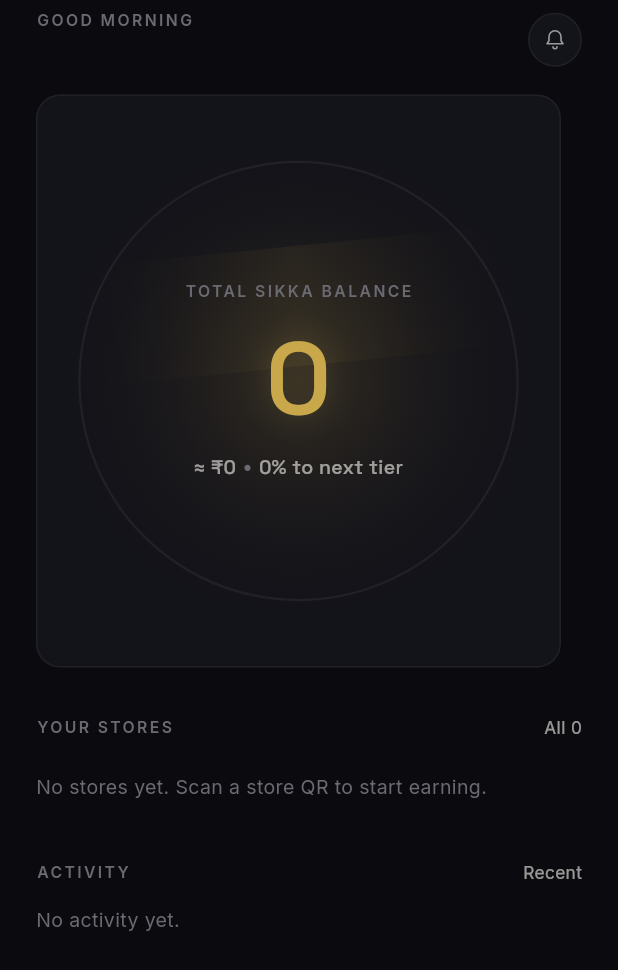
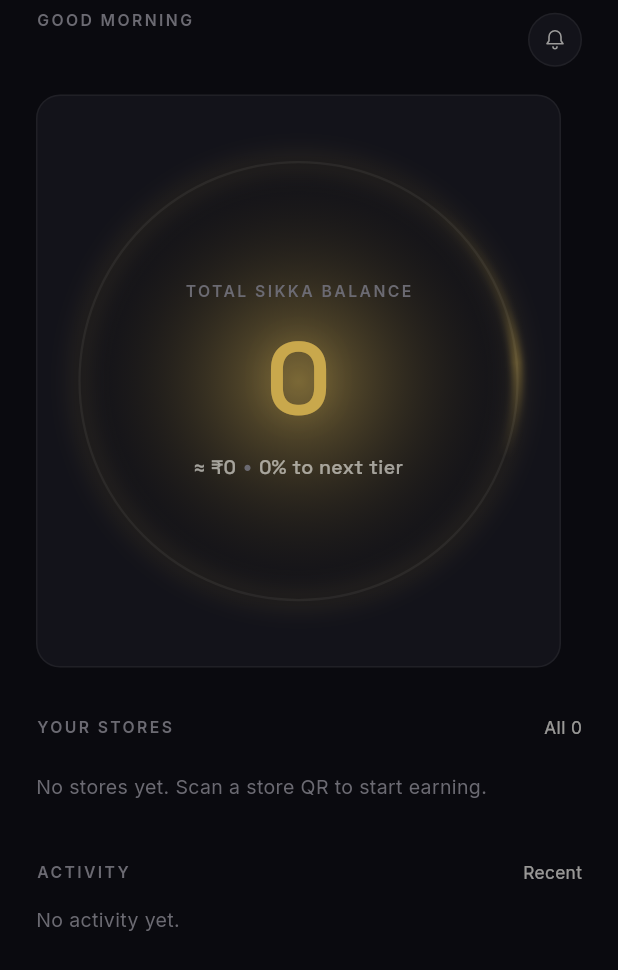
Before and after one commit to vishalmeti/sikka-flutter, a Flutter app: the HomeScreen screen opened directly, on a phone screen of 412 x 824 dp. Shown: the top 970 px of the screen. Run offline on Flutter 3.47's test engine with Material 3 defaults, Android fonts, the phone set to English and light mode, and no system bars; our stand-ins replace google_fonts, shared_preferences; accounts and stored records are empty.

Commit message:
Enhance HomeScreen with staggered animations and refactor HeroBalanceCard
- Introduced `FadeSlideIn` widget for staggered entrance animations on HomeScreen components.
- Updated HomeScreen to utilize `FadeSlideIn` for balance card, section headers, and activity rows.
- Refactored `HeroBalanceCard` to improve animation handling and display logic.
- Added `_StreakPill` widget to replace the previous streak display logic with animated effects.

```diff
--- a/lib/features/customer/screens/home_screen.dart
+++ b/lib/features/customer/screens/home_screen.dart
@@ -82,17 +82,29 @@ class _HomeScreenState extends State<HomeScreen> {
       crossAxisAlignment: CrossAxisAlignment.start,
       children: [
         const SizedBox(height: 8),
-        HeroBalanceCard(
+        FadeSlideIn(
+          delay: const Duration(milliseconds: 60),
+          child: HeroBalanceCard(
             coins: data.totalCoins,
             progress: data.overallProgress,
             redeemRate: data.redeemRate,
           ),
+        ),
         const SizedBox(height: 32),
-        _sectionHeader('Your Stores', trailing: 'All ${data.stores.length}'),
+        FadeSlideIn(
+          delay: const Duration(milliseconds: 220),
+          child: _sectionHeader(
+            'Your Stores',
+            trailing: 'All ${data.stores.length}',
+          ),
+        ),
         const SizedBox(height: 14),
         _buildStores(data.stores),
         const SizedBox(height: 32),
-        _sectionHeader('Activity', trailing: 'Recent'),
+        FadeSlideIn(
+          delay: const Duration(milliseconds: 360),
+          child: _sectionHeader('Activity', trailing: 'Recent'),
+        ),
         const SizedBox(height: 6),
         _buildActivity(data.activity),
       ],
@@ -112,13 +124,17 @@ class _HomeScreenState extends State<HomeScreen> {
         separatorBuilder: (_, __) => const SizedBox(width: 12),
         itemBuilder: (_, i) {
           final s = stores[i];
-          return StoreCard(
+          return FadeSlideIn(
+            delay: Duration(milliseconds: 260 + i * 90),
+            offset: 24,
+            child: StoreCard(
               store: StoreCardData(
                 name: s.name,
                 tier: s.tier,
                 coins: s.coins,
                 progress: s.tierProgress,
                 visits: s.visits,
+              ),
             ),
           );
         },
@@ -131,17 +147,22 @@ class _HomeScreenState extends State<HomeScreen> {
       return _emptyHint('No activity yet.');
     }
     return Column(
-      children: activity
-          .map((a) => ActivityRow(
+      children: [
+        for (var i = 0; i < activity.length; i++)
+          FadeSlideIn(
+            delay: Duration(milliseconds: 420 + i * 70),
+            offset: 12,
+            child: ActivityRow(
               activity: ActivityData(
-                  kind: a.kind,
-                  store: a.storeName ?? 'Sikka',
-                  amount: a.coinDelta.abs(),
-                  when: fmtRelativeTime(a.timestamp),
-                  sub: a.label,
+                kind: activity[i].kind,
+                store: activity[i].storeName ?? 'Sikka',
+                amount: activity[i].coinDelta.abs(),
+                when: fmtRelativeTime(activity[i].timestamp),
+                sub: activity[i].label,
               ),
-              ))
-          .toList(),
+            ),
+          ),
+      ],
     );
   }
 
@@ -168,37 +189,10 @@ class _HomeScreenState extends State<HomeScreen> {
           ),
           const Spacer(),
           if (data != null && data.streakDays > 0) ...[
-            _streakPill(data.streakDays),
+            _StreakPill(days: data.streakDays),
             const SizedBox(width: 8),
           ],
           const SkCircleButton(icon: SkIconData.bell),
-        ],
-      ),
-    );
-  }
-
-  Widget _streakPill(int days) {
-    return Container(
-      padding: const EdgeInsets.symmetric(horizontal: 10, vertical: 6),
-      decoration: BoxDecoration(
-        color: AppColors.successDim,
-        borderRadius: BorderRadius.circular(999),
-      ),
-      child: Row(
-        mainAxisSize: MainAxisSize.min,
-        children: [
-          const Icon(Icons.local_fire_department, size: 14, color: AppColors.coral),
-          const SizedBox(width: 5),
-          Text(
-            '$days',
-            style: TextStyle(
-              fontFamily: AppTypography.fontMono,
-              fontSize: 12,
-              fontWeight: FontWeight.w600,
-              color: AppColors.coral,
-              fontFeatures: const [FontFeature.tabularFigures()],
-            ),
-          ),
         ],
       ),
     );
@@ -260,3 +254,68 @@ class _HomeScreenState extends State<HomeScreen> {
     return 'GOOD EVENING';
   }
 }
+
+class _StreakPill extends StatefulWidget {
+  const _StreakPill({required this.days});
+
+  final int days;
+
+  @override
+  State<_StreakPill> createState() => _StreakPillState();
+}
+
+class _StreakPillState extends State<_StreakPill>
+    with SingleTickerProviderStateMixin {
+  late final AnimationController _flame = AnimationController(
+    vsync: this,
+    duration: const Duration(milliseconds: 1400),
+  )..repeat(reverse: true);
+
+  @override
+  void dispose() {
+    _flame.dispose();
+    super.dispose();
+  }
+
+  @override
+  Widget build(BuildContext context) {
+    return Container(
+      padding: const EdgeInsets.symmetric(horizontal: 10, vertical: 6),
+      decoration: BoxDecoration(
+        color: AppColors.successDim,
+        borderRadius: BorderRadius.circular(999),
+      ),
+      child: Row(
+        mainAxisSize: MainAxisSize.min,
+        children: [
+          AnimatedBuilder(
+            animation: _flame,
+            builder: (_, child) {
+              final t = Curves.easeInOut.transform(_flame.value);
+              return Transform.scale(
+                scale: 0.92 + t * 0.16,
+                child: Opacity(opacity: 0.85 + t * 0.15, child: child),
+              );
+            },
+            child: const Icon(
+              Icons.local_fire_department,
+              size: 14,
+              color: AppColors.coral,
+            ),
+          ),
+          const SizedBox(width: 5),
+          Text(
+            '${widget.days}',
+            style: TextStyle(
+              fontFamily: AppTypography.fontMono,
+              fontSize: 12,
+              fontWeight: FontWeight.w600,
+              color: AppColors.coral,
+              fontFeatures: const [FontFeature.tabularFigures()],
+            ),
+          ),
+        ],
+      ),
+    );
+  }
+}
--- a/lib/features/customer/widgets/hero_balance_card.dart
+++ b/lib/features/customer/widgets/hero_balance_card.dart
@@ -27,29 +27,34 @@ class HeroBalanceCard extends StatefulWidget {
 
 class _HeroBalanceCardState extends State<HeroBalanceCard>
     with SingleTickerProviderStateMixin {
-  late final AnimationController _spin;
+  // Lazy-initialized so hot reload across field changes stays safe.
+  late final AnimationController _beam = AnimationController(
+    vsync: this,
+    duration: const Duration(seconds: 6),
+  )..repeat();
+
+  int _displayedFrom = 0;
 
   @override
-  void initState() {
-    super.initState();
-    _spin = AnimationController(
-      vsync: this,
-      duration: const Duration(seconds: 12),
-    )..repeat();
+  void didUpdateWidget(covariant HeroBalanceCard oldWidget) {
+    super.didUpdateWidget(oldWidget);
+    if (oldWidget.coins != widget.coins) {
+      _displayedFrom = oldWidget.coins;
+    }
   }
 
   @override
   void dispose() {
-    _spin.dispose();
+    _beam.dispose();
     super.dispose();
   }
 
   int get _rupeeValue =>
       widget.redeemRate > 0 ? (widget.coins / widget.redeemRate).floor() : 0;
 
-  String get _progressLabel => widget.progress >= 1
+  String _progressLabel(double progress) => progress >= 1
       ? 'Top tier reached'
-      : '${(widget.progress * 100).round()}% to next tier';
+      : '${(progress * 100).round()}% to next tier';
 
   @override
   Widget build(BuildContext context) {
@@ -65,34 +70,16 @@ class _HeroBalanceCardState extends State<HeroBalanceCard>
       child: Stack(
         alignment: Alignment.center,
         children: [
-          // Radial gold glow
+          // Static radial gold glow (centered, circular).
           Positioned.fill(
             child: IgnorePointer(
               child: Container(
                 decoration: BoxDecoration(
                   gradient: RadialGradient(
                     center: Alignment.center,
-                    radius: 0.6,
-                    colors: [AppColors.goldDim, Colors.transparent],
-                  ),
-                ),
-              ),
-            ),
-          ),
-          // Shimmer band
-          Positioned(
-            left: -20,
-            right: -20,
-            top: 60,
-            child: Transform.rotate(
-              angle: -0.1,
-              child: Container(
-                height: 80,
-                decoration: BoxDecoration(
-                  gradient: LinearGradient(
+                    radius: 0.54,
                     colors: [
-                      Colors.transparent,
-                      AppColors.goldFaint,
+                      AppColors.goldDim.withValues(alpha: 0.55),
                       Colors.transparent,
                     ],
                   ),
@@ -100,37 +87,62 @@ class _HeroBalanceCardState extends State<HeroBalanceCard>
               ),
             ),
           ),
-          // Revolving progress arc
-          RotationTransition(
-            turns: _spin,
-            child: SizedBox(
+          // Ring + rotating sweep beam (animates with progress + spin).
+          TweenAnimationBuilder<double>(
+            tween: Tween(begin: 0, end: widget.progress.clamp(0, 1)),
+            duration: const Duration(milliseconds: 900),
+            curve: Curves.easeOutCubic,
+            builder: (_, animatedProgress, __) {
+              return AnimatedBuilder(
+                animation: _beam,
+                builder: (_, __) {
+                  return SizedBox(
                     width: 300,
                     height: 300,
                     child: CustomPaint(
-                painter: _ProgressArcPainter(
-                  progress: widget.progress,
+                      painter: _RingPainter(
+                        progress: animatedProgress,
+                        beamAngle: _beam.value * 2 * math.pi,
                         color: AppColors.gold,
                         bgColor: AppColors.border,
                       ),
                     ),
+                  );
+                },
+              );
+            },
           ),
-          ),
-          // Content
+          // Content.
           Column(
             mainAxisSize: MainAxisSize.min,
             children: [
               const SkLabel('Total Sikka Balance'),
               const SizedBox(height: 16),
-              SkBigNumber(
-                fmtNumber(widget.coins),
+              TweenAnimationBuilder<double>(
+                tween: Tween(
+                  begin: _displayedFrom.toDouble(),
+                  end: widget.coins.toDouble(),
+                ),
+                duration: const Duration(milliseconds: 1100),
+                curve: Curves.easeOutCubic,
+                builder: (_, value, __) {
+                  return SkBigNumber(
+                    fmtNumber(value.round()),
                     size: 68,
                     color: AppColors.gold,
                     shadows: [
                       Shadow(color: AppColors.goldDim, blurRadius: 24),
                     ],
+                  );
+                },
               ),
               const SizedBox(height: 16),
-              Row(
+              TweenAnimationBuilder<double>(
+                tween: Tween(begin: 0, end: widget.progress.clamp(0, 1)),
+                duration: const Duration(milliseconds: 900),
+                curve: Curves.easeOutCubic,
+                builder: (_, animatedProgress, __) {
+                  return Row(
                     mainAxisSize: MainAxisSize.min,
                     children: [
                       Text(
@@ -142,10 +154,12 @@ class _HeroBalanceCardState extends State<HeroBalanceCard>
                         style: TextStyle(color: AppColors.muted, fontSize: 13),
                       ),
                       Text(
-                    _progressLabel,
+                        _progressLabel(animatedProgress),
                         style: AppTypography.mono,
                       ),
                     ],
+                  );
+                },
               ),
             ],
           ),
@@ -155,14 +169,18 @@ class _HeroBalanceCardState extends State<HeroBalanceCard>
   }
 }
 
-class _ProgressArcPainter extends CustomPainter {
-  _ProgressArcPainter({
+/// Paints the balance ring: base circle, glow halo, progress arc, and a
+/// rotating "comet head" beam that travels along the ring.
+class _RingPainter extends CustomPainter {
+  _RingPainter({
     required this.progress,
+    required this.beamAngle,
     required this.color,
     required this.bgColor,
   });
 
   final double progress;
+  final double beamAngle;
   final Color color;
   final Color bgColor;
 
@@ -170,28 +188,62 @@ class _ProgressArcPainter extends CustomPainter {
   void paint(Canvas canvas, Size size) {
     final center = Offset(size.width / 2, size.height / 2);
     final radius = size.width / 2 - 4;
+    final rect = Rect.fromCircle(center: center, radius: radius);
 
+    // 1. Soft outer glow halo.
+    final glowPaint = Paint()
+      ..color = color.withValues(alpha: 0.22)
+      ..style = PaintingStyle.stroke
+      ..strokeWidth = 6
+      ..maskFilter = const MaskFilter.blur(BlurStyle.normal, 8);
+    canvas.drawCircle(center, radius, glowPaint);
+
+    // 2. Base ring (faint background).
     final bgPaint = Paint()
       ..color = bgColor
       ..style = PaintingStyle.stroke
       ..strokeWidth = 1.5;
     canvas.drawCircle(center, radius, bgPaint);
 
+    // 3. Crisp progress arc.
     final fgPaint = Paint()
       ..color = color
       ..style = PaintingStyle.stroke
       ..strokeWidth = 1.5
       ..strokeCap = StrokeCap.round;
-
     canvas.drawArc(
-      Rect.fromCircle(center: center, radius: radius),
+      rect,
       -math.pi / 2,
       2 * math.pi * progress,
       false,
       fgPaint,
     );
+
+    // 4. Rotating beam — a bright hot spot that travels along the ring.
+    final beamPaint = Paint()
+      ..shader = SweepGradient(
+        startAngle: 0,
+        endAngle: 2 * math.pi,
+        transform: GradientRotation(beamAngle - math.pi / 2),
+        colors: [
+          Colors.transparent,
+          color.withValues(alpha: 0.0),
+          color.withValues(alpha: 0.35),
+          color.withValues(alpha: 0.95),
+          color.withValues(alpha: 0.35),
+          color.withValues(alpha: 0.0),
+          Colors.transparent,
+        ],
+        stops: const [0.0, 0.78, 0.88, 0.92, 0.96, 0.99, 1.0],
+      ).createShader(rect)
+      ..style = PaintingStyle.stroke
+      ..strokeWidth = 3
+      ..strokeCap = StrokeCap.round
+      ..maskFilter = const MaskFilter.blur(BlurStyle.normal, 3);
+    canvas.drawCircle(center, radius, beamPaint);
   }
 
   @override
-  bool shouldRepaint(_ProgressArcPainter old) => progress != old.progress;
+  bool shouldRepaint(_RingPainter old) =>
+      progress != old.progress || beamAngle != old.beamAngle;
 }
--- /dev/null
+++ b/lib/shared/widgets/fade_slide_in.dart
@@ -0,0 +1,65 @@
+import 'package:flutter/material.dart';
+
+/// Fades and slides a child into view after an optional delay.
+/// Used for staggered entrance animations.
+class FadeSlideIn extends StatefulWidget {
+  const FadeSlideIn({
+    super.key,
+    required this.child,
+    this.delay = Duration.zero,
+    this.duration = const Duration(milliseconds: 480),
+    this.offset = 16,
+    this.curve = Curves.easeOutCubic,
+  });
+
+  final Widget child;
+  final Duration delay;
+  final Duration duration;
+  final double offset;
+  final Curve curve;
+
+  @override
+  State<FadeSlideIn> createState() => _FadeSlideInState();
+}
+
+class _FadeSlideInState extends State<FadeSlideIn>
+    with SingleTickerProviderStateMixin {
+  late final AnimationController _controller =
+      AnimationController(vsync: this, duration: widget.duration);
+
+  @override
+  void initState() {
+    super.initState();
+    if (widget.delay == Duration.zero) {
+      _controller.forward();
+    } else {
+      Future.delayed(widget.delay, () {
+        if (mounted) _controller.forward();
+      });
+    }
+  }
+
+  @override
+  void dispose() {
+    _controller.dispose();
+    super.dispose();
+  }
+
+  @override
+  Widget build(BuildContext context) {
+    return AnimatedBuilder(
+      animation: _controller,
+      builder: (_, child) {
+        final t = widget.curve.transform(_controller.value);
+        return Opacity(
+          opacity: t,
+          child: Transform.translate(
+            offset: Offset(0, (1 - t) * widget.offset),
+            child: child,
+          ),
+        );
+      },
+      child: widget.child,
+    );
+  }
+}
--- a/lib/shared/widgets/widgets.dart
+++ b/lib/shared/widgets/widgets.dart
@@ -4,6 +4,7 @@ export 'sk_big_number.dart';
 export 'sk_bottom_nav.dart';
 export 'sk_button.dart';
 export 'sk_card.dart';
+export 'fade_slide_in.dart';
 export 'sk_circle_button.dart';
 export 'sk_coin.dart';
 export 'sk_icons.dart';
```
Lines whose indentation alone changed are shown as unchanged.
